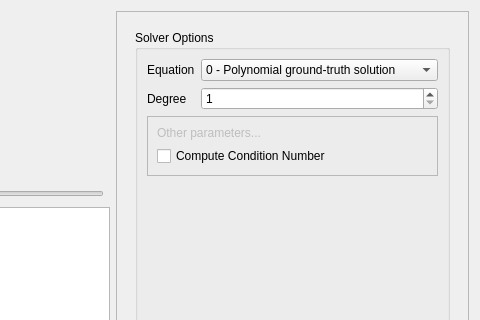
Before: the Qt Designer form src/solverwidget.ui in DanielaCabiddu/PEMesh.2, drawn with Qt 5; both pictures show x 113 to 593 and y 0 to 320 of the 593 by 418 pixel window.
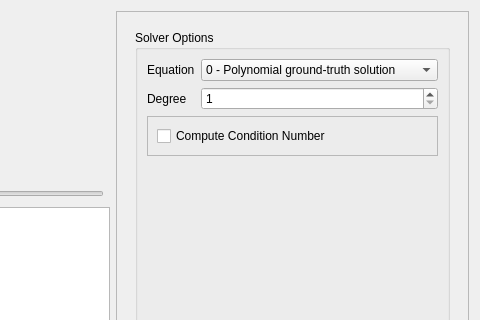
After: the same form once the commit is applied. Icons and pictures are not drawn. Custom widgets are drawn as their Qt base class.

Patch:
```diff
--- a/src/solverwidget.ui
+++ b/src/solverwidget.ui
@@ -115,16 +115,6 @@
                <enum>QFrame::Shadow::Raised</enum>
               </property>
               <layout class="QVBoxLayout" name="verticalLayout">
-               <item>
-                <widget class="QLabel" name="label_3">
-                 <property name="enabled">
-                  <bool>false</bool>
-                 </property>
-                 <property name="text">
-                  <string>Other parameters...</string>
-                 </property>
-                </widget>
-               </item>
                <item>
                 <widget class="QCheckBox" name="cond_number_cb">
                  <property name="text">
```
Left out of the diff: 52 changed lines with no effect on the pictures.
